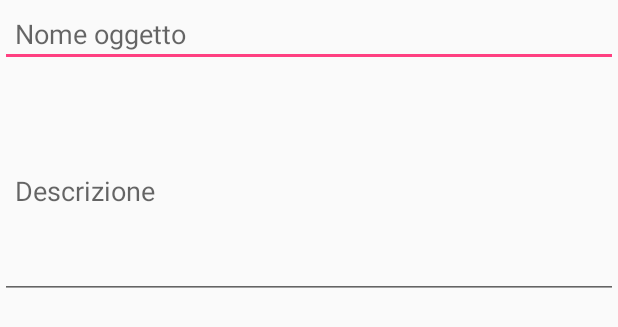
After one commit to rickb27/AppRiuso, an Android app: the layout activity_setobject.xml on its own in the app's theme, with its tools: preview values and no code run, on a phone screen of 412 x 824 dp. The commit adds this screen. Shown: the top 327 px of the screen. Run offline under Robolectric (Android 15) with nearby library versions, the phone set to English and light mode, and no system bars.

Commit message:
onclickmap listener added

```diff
--- a/app/src/main/java/ms_br/appriuso/MapsActivity.java
+++ b/app/src/main/java/ms_br/appriuso/MapsActivity.java
@@ -197,6 +197,10 @@ public class MapsActivity extends FragmentActivity
                 .setCancelable(false)
                 .setPositiveButton("Yes",new DialogInterface.OnClickListener() {
                     public void onClick(DialogInterface dialog,int id) {
+
+                        Intent intent = new Intent(MapsActivity.this, SetObjectActvity.class);
+                        startActivity(intent);
+
                         // if this button is clicked, close
                         // current activity
                         MapsActivity.this.finish();
--- /dev/null
+++ b/app/src/main/res/layout/activity_setobject.xml
@@ -0,0 +1,30 @@
+<?xml version="1.0" encoding="utf-8"?>
+<LinearLayout xmlns:android="http://schemas.android.com/apk/res/android"
+    android:orientation="vertical" android:layout_width="match_parent"
+    android:layout_height="match_parent"
+    android:weightSum="1">
+
+    <EditText
+        android:id="@+id/nomeOggetto"
+        android:layout_width="match_parent"
+        android:layout_height="wrap_content"
+        android:layout_marginBottom="10dp"
+
+        android:hint="@string/nome_oggetto"
+        android:inputType="textCapWords"
+        android:padding="10dp"
+        android:singleLine="true" />
+
+    <EditText
+        android:id="@+id/descOggetto"
+        android:layout_width="match_parent"
+        android:layout_height="wrap_content"
+        android:layout_marginBottom="10dp"
+
+        android:hint="@string/desc_oggetto"
+        android:inputType="textCapWords"
+        android:padding="10dp"
+        android:singleLine="true"
+        android:layout_weight="0.14" />
+
+</LinearLayout>
--- a/app/src/main/res/values/strings.xml
+++ b/app/src/main/res/values/strings.xml
@@ -13,4 +13,6 @@
     <string name="name">Fullname</string>
     <string name="title_activity_maps">Map</string>
     <string name="btn_GoToMap">Open Maps</string>
+    <string name="nome_oggetto">Nome oggetto</string>
+    <string name="desc_oggetto">Descrizione</string>
 </resources>
```
Also changed, not shown: app/src/main/java/ms_br/appriuso/SetObjectActvity.java (added, +44 -0 lines).
